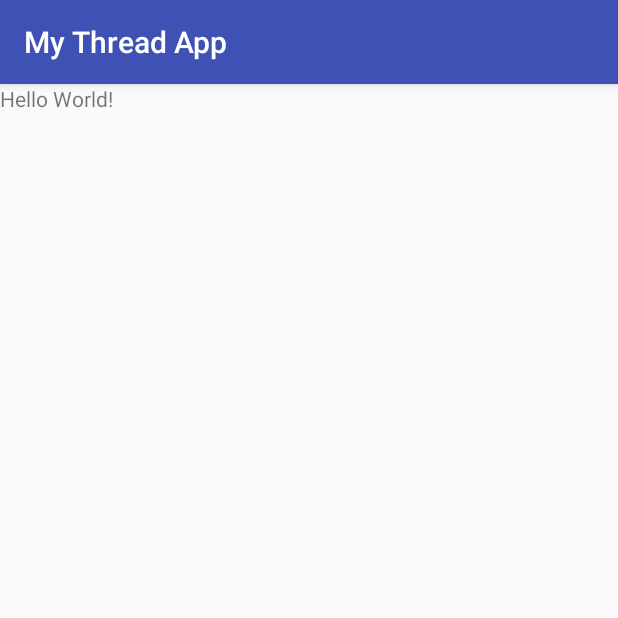
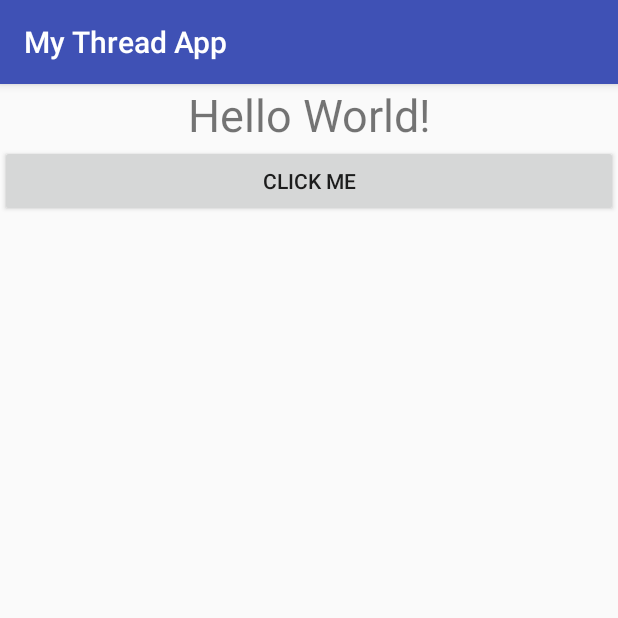
Before and after one commit to omrobbie/udemy-android-beginner-to-advance, an Android app: the screen it shows after launch (MainActivity), on a phone screen of 412 x 824 dp, the top half of it. Run offline under Robolectric (Android 15) with nearby library versions, the phone set to English and light mode, and no system bars.

Commit message:
setup delay to change the text

```diff
--- a/MyThreadApp/app/src/main/java/com/omrobbie/mythreadapp/MainActivity.java
+++ b/MyThreadApp/app/src/main/java/com/omrobbie/mythreadapp/MainActivity.java
@@ -1,13 +1,42 @@
 package com.omrobbie.mythreadapp;
 
+import android.os.Bundle;
 import android.support.v7.app.AppCompatActivity;
-import android.os.Bundle;
+import android.view.View;
+import android.widget.Button;
+import android.widget.TextView;
 
 public class MainActivity extends AppCompatActivity {
+
+    private TextView myText;
+    private Button myButton;
 
     @Override
     protected void onCreate(Bundle savedInstanceState) {
         super.onCreate(savedInstanceState);
         setContentView(R.layout.activity_main);
+
+        setupEnv();
+    }
+
+    private void setupEnv() {
+        myText = (TextView) findViewById(R.id.myText);
+        myButton = (Button) findViewById(R.id.myButton);
+    }
+
+    public void clickMyButton(View view) {
+        long futureTime = System.currentTimeMillis() + 10000;
+
+        while (System.currentTimeMillis() < futureTime) {
+            synchronized (this) {
+                try {
+                    wait(futureTime - System.currentTimeMillis());
+                } catch (Exception e) {
+                    e.printStackTrace();
+                }
+            }
+        }
+
+        myText.setText("Button Clicked!");
     }
 }
--- a/MyThreadApp/app/src/main/res/layout/activity_main.xml
+++ b/MyThreadApp/app/src/main/res/layout/activity_main.xml
@@ -4,15 +4,26 @@
     xmlns:tools="http://schemas.android.com/tools"
     android:layout_width="match_parent"
     android:layout_height="match_parent"
+    android:orientation="vertical"
     tools:context="com.omrobbie.mythreadapp.MainActivity">
 
     <TextView
-        android:layout_width="wrap_content"
+        android:id="@+id/myText"
+        android:layout_width="match_parent"
         android:layout_height="wrap_content"
+        android:gravity="center"
         android:text="Hello World!"
+        android:textSize="30sp"
         app:layout_constraintBottom_toBottomOf="parent"
         app:layout_constraintLeft_toLeftOf="parent"
         app:layout_constraintRight_toRightOf="parent"
         app:layout_constraintTop_toTopOf="parent" />
 
+    <Button
+        android:id="@+id/myButton"
+        android:layout_width="match_parent"
+        android:layout_height="wrap_content"
+        android:onClick="clickMyButton"
+        android:text="Click Me" />
+
 </LinearLayout>
```
